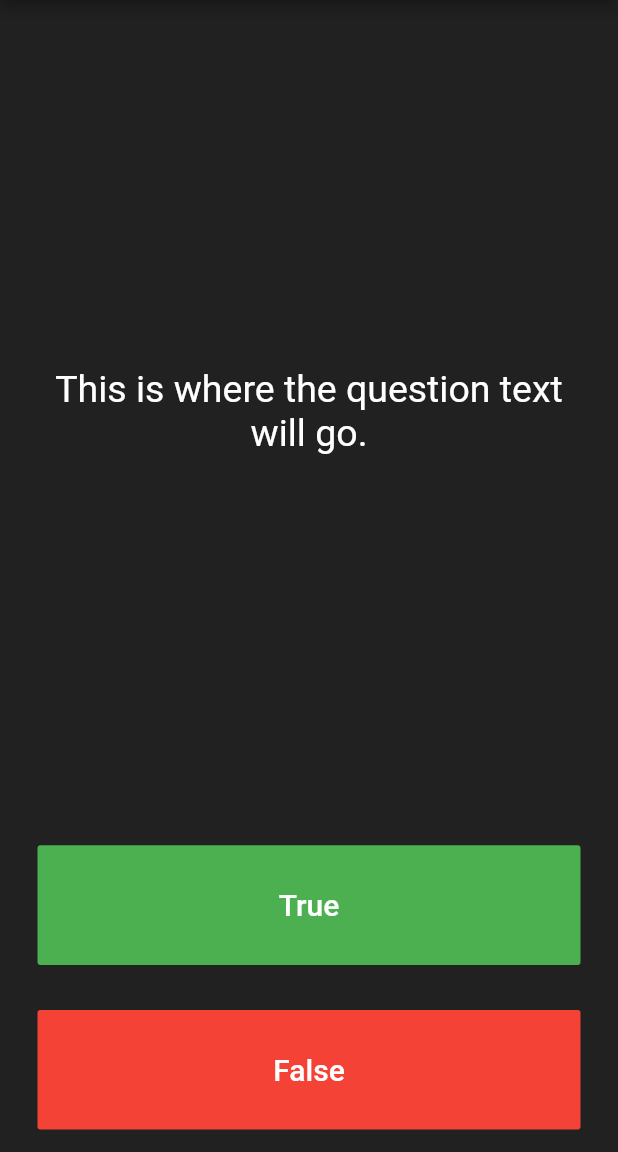
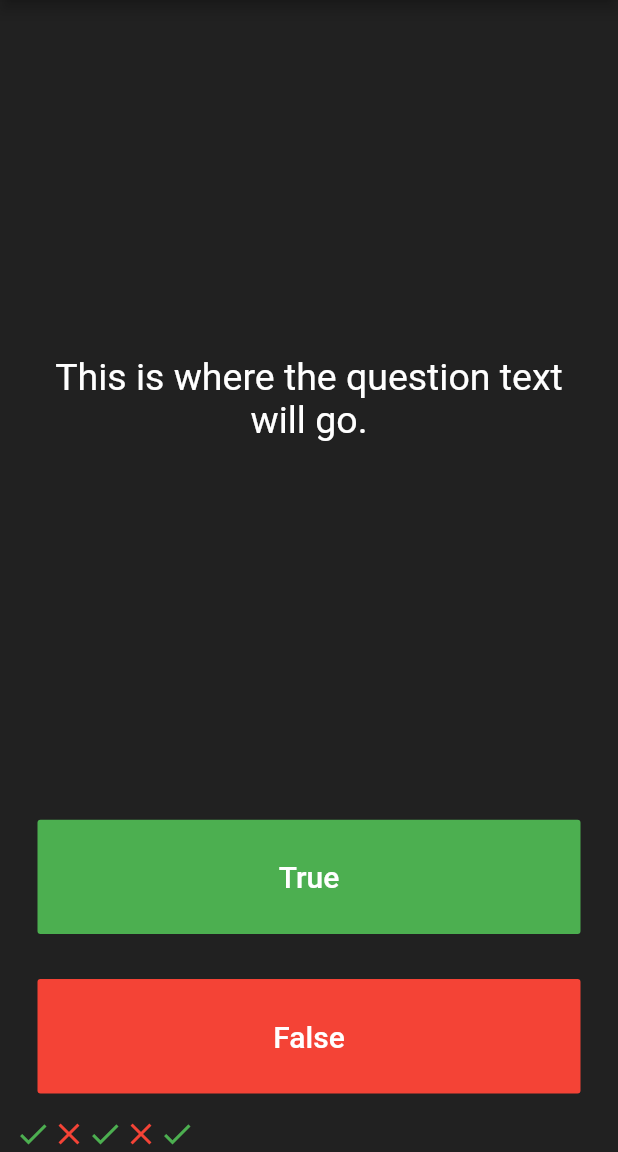
Before and after one commit to Procoder16/Quizzler, a Flutter app: the screen it shows after launch, on a phone screen of 412 x 824 dp, the part 84-1236 px from its top. Run offline on Flutter 3.47's test engine with Material 2 defaults, Android fonts, the phone set to English and light mode, and no system bars.

Commit message:
added some icons as the score keeper

```diff
--- a/lib/main.dart
+++ b/lib/main.dart
@@ -35,6 +35,8 @@ class QuizPage extends StatefulWidget {
 }
 
 class _QuizPageState extends State<QuizPage> {
+  List<Widget> scoreKeeper = [];
+
   @override
   Widget build(BuildContext context) {
     return Column(
@@ -94,7 +96,30 @@ class _QuizPageState extends State<QuizPage> {
             ),
           ),
         ),
-        //TODO: Add a Row here as your score keeper
+        Row(
+          children: [
+            Icon(
+              Icons.check,
+              color: Colors.green,
+            ),
+            Icon(
+              Icons.close,
+              color: Colors.red,
+            ),
+            Icon(
+              Icons.check,
+              color: Colors.green,
+            ),
+            Icon(
+              Icons.close,
+              color: Colors.red,
+            ),
+            Icon(
+              Icons.check,
+              color: Colors.green,
+            ),
+          ],
+        )
       ],
     );
   }
```
